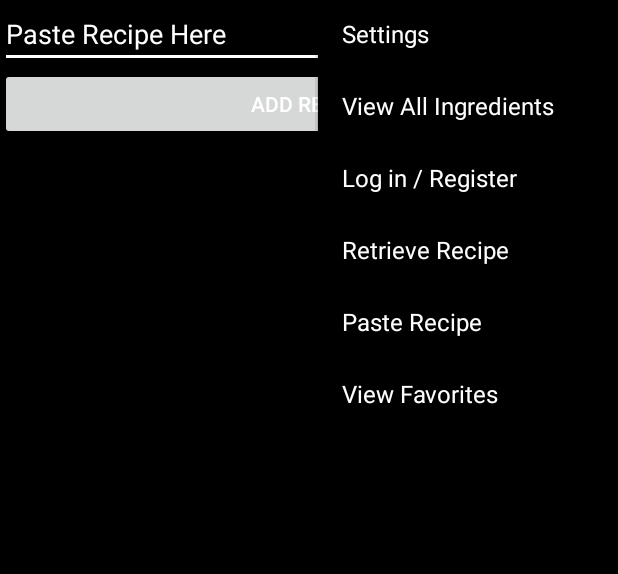
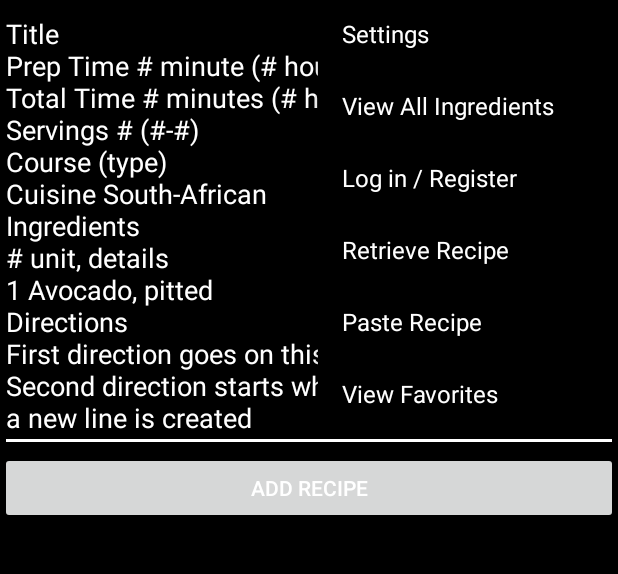
Before and after one commit to schmude23/Kitchen, an Android app: the PasteRecipeActivity screen opened directly, with no data from a screen before it, with the options menu open, on a phone screen of 412 x 824 dp, the part 75-649 px from its top. Run offline under Robolectric (Android 15) with nearby library versions, the phone set to English and light mode, and no system bars.

Commit message:
added pasterecipe text

```diff
--- a/app/src/main/res/layout/activity_paste_recipe.xml
+++ b/app/src/main/res/layout/activity_paste_recipe.xml
@@ -21,11 +21,11 @@
             android:layout_height="wrap_content"
             android:ems="10"
             android:gravity="start|top"
-            android:hint="Paste Recipe Here"
+            android:hint="Title                                                                               Prep Time # minute (# hour)                                                       Total Time # minutes (# hours)                                                                                          Servings # (#-#)                                                                                 Course (type)                                                                          Cuisine South-African                                                                                         Ingredients                                                                               # unit, details                                                                                   1 Avocado, pitted                                                           Directions                                                                  First direction goes on this line                                                                                                                   Second direction starts when enter is pressed and a new line is created "
             android:inputType="textMultiLine"
-            app:backgroundTint="?attr/editTextColor"
             android:textColor="?attr/editTextColor"
-            android:textColorHint="?attr/editTextColor"/>
+            android:textColorHint="?attr/editTextColor"
+            app:backgroundTint="?attr/editTextColor" />
 
         <Button
             android:id="@+id/button"
```
